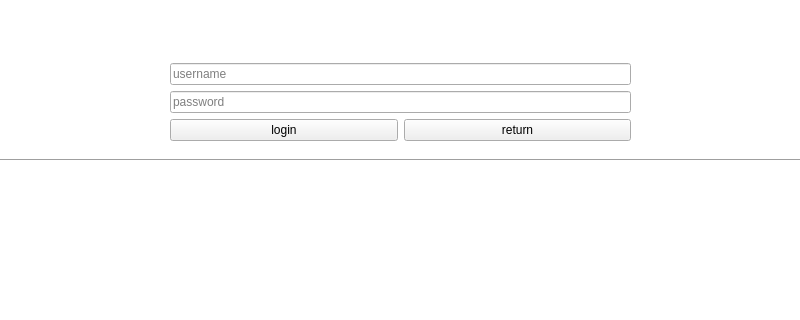
Above: loginwindow.ui from tyy9/IntelligentCabinet_ARM before the change; both pictures show x 0 to 800 and y 160 to 480 of the 800 by 480 pixel window. Below: the same form after it.
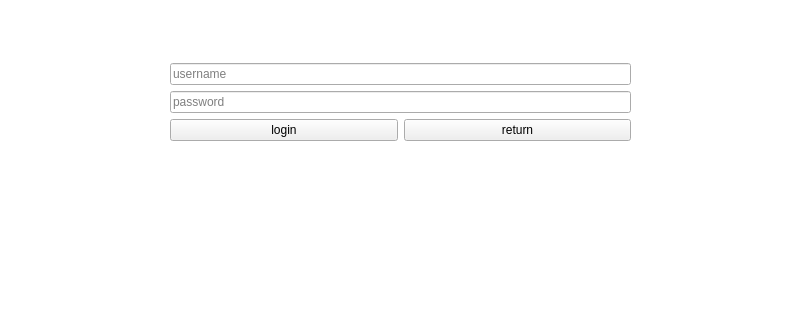
That is the form after the change. Custom widgets are drawn as their Qt base class.

```diff
--- a/loginwindow.ui
+++ b/loginwindow.ui
@@ -27,19 +27,6 @@
      </rect>
     </property>
    </widget>
-   <widget class="Line" name="line">
-    <property name="geometry">
-     <rect>
-      <x>0</x>
-      <y>310</y>
-      <width>801</width>
-      <height>21</height>
-     </rect>
-    </property>
-    <property name="orientation">
-     <enum>Qt::Horizontal</enum>
-    </property>
-   </widget>
    <widget class="QWidget" name="">
     <property name="geometry">
      <rect>
```
